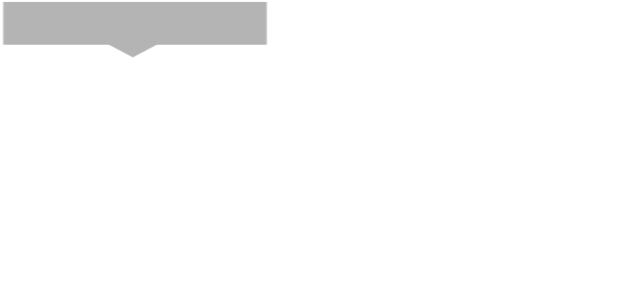
After one commit to ChangedUser/Telemergency, an Android app: the layout marker_view.xml on its own in the app's theme, with its tools: preview values and no code run, on a phone screen of 412 x 824 dp. The commit adds this screen. Shown: the top 300 px of the screen. Run offline under Robolectric (Android 15) with nearby library versions, the phone set to English and light mode, and no system bars.

Commit message:
markerview x values

```diff
--- /dev/null
+++ b/app/src/main/res/layout/marker_view.xml
@@ -0,0 +1,24 @@
+<?xml version="1.0" encoding="utf-8"?>
+<RelativeLayout xmlns:android="http://schemas.android.com/apk/res/android"
+    xmlns:tools="http://schemas.android.com/tools"
+    android:layout_width="wrap_content"
+    android:layout_height="40dp"
+    android:background="@drawable/marker2"
+    tools:ignore="Overdraw">
+
+    <TextView
+        android:id="@+id/tvContent"
+        android:layout_width="wrap_content"
+        android:layout_height="wrap_content"
+        android:layout_centerHorizontal="true"
+        android:layout_marginTop="7dp"
+        android:layout_marginLeft="5dp"
+        android:layout_marginRight="5dp"
+        android:text=""
+        android:textSize="12sp"
+        android:textColor="@android:color/white"
+        android:ellipsize="end"
+        android:singleLine="true"
+        android:textAppearance="?android:attr/textAppearanceSmall" />
+
+</RelativeLayout>
```
Also changed, not shown: app/src/main/java/com/example/kotlinmessenger/HourAxisValueFormatter.kt (added, +56 -0 lines), app/src/main/java/com/example/kotlinmessenger/LineChartActivity.kt (+13 -2 lines), app/src/main/java/com/example/kotlinmessenger/MyMarkerView.kt (added, +57 -0 lines), app/src/main/res/drawable/marker2.png (added).
